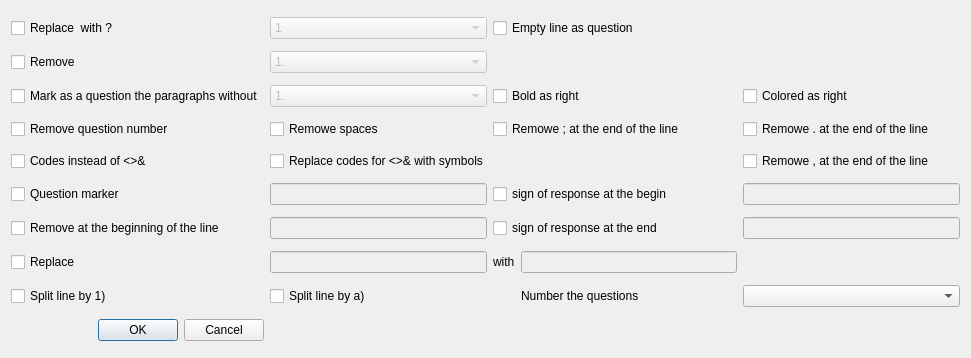
First picture: the form in dialogreplace.ui, repository schmidtevgeny/moodle_question_import, before the edit.
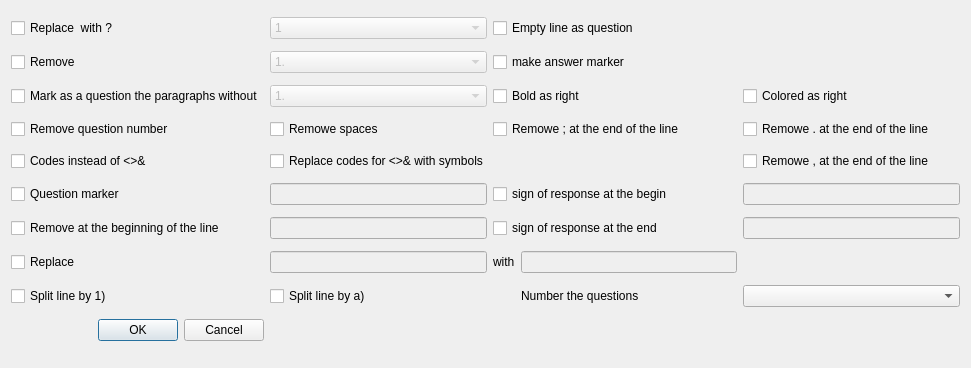
Second picture: the form after the edit.

Patch:
```diff
--- a/dialogreplace.ui
+++ b/dialogreplace.ui
@@ -7,7 +7,7 @@
     <x>0</x>
     <y>0</y>
     <width>971</width>
-    <height>358</height>
+    <height>368</height>
    </rect>
   </property>
   <property name="windowTitle">
@@ -373,6 +373,13 @@
      </item>
     </widget>
    </item>
+   <item row="1" column="2" colspan="3">
+    <widget class="QCheckBox" name="add_marker">
+     <property name="text">
+      <string>make answer marker</string>
+     </property>
+    </widget>
+   </item>
   </layout>
  </widget>
  <tabstops>
```
